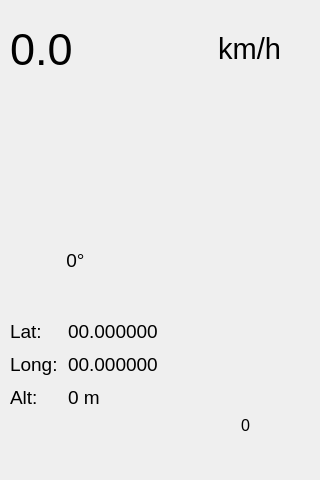
Qt form instrumentCluster/mainwindow.ui (lassesuomela/bikeComputer) before a commit.
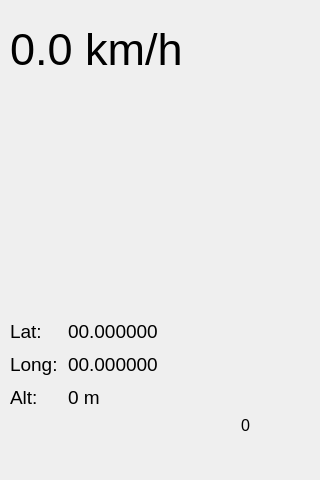
The same form after that commit. Icons and pictures are not drawn.

Commit message: removed km/h label and appended it to the speed text on runtime

Diff of the .ui file:
```diff
--- a/instrumentCluster/mainwindow.ui
+++ b/instrumentCluster/mainwindow.ui
@@ -43,27 +43,11 @@
        <property name="font">
         <font>
          <pointsize>34</pointsize>
-         <weight>50</weight>
          <bold>false</bold>
         </font>
        </property>
        <property name="text">
-        <string>0.0</string>
-       </property>
-      </widget>
-     </item>
-     <item>
-      <widget class="QLabel" name="speedSuffixText">
-       <property name="font">
-        <font>
-         <pointsize>22</pointsize>
-        </font>
-       </property>
-       <property name="text">
-        <string>km/h</string>
-       </property>
-       <property name="alignment">
-        <set>Qt::AlignRight|Qt::AlignTrailing|Qt::AlignVCenter</set>
+        <string>0.0 km/h</string>
        </property>
       </widget>
      </item>
@@ -239,7 +223,7 @@
      </font>
     </property>
     <property name="text">
-     <string>0°</string>
+     <string/>
     </property>
     <property name="alignment">
      <set>Qt::AlignCenter</set>
```
The commit also changes 2 other files.
